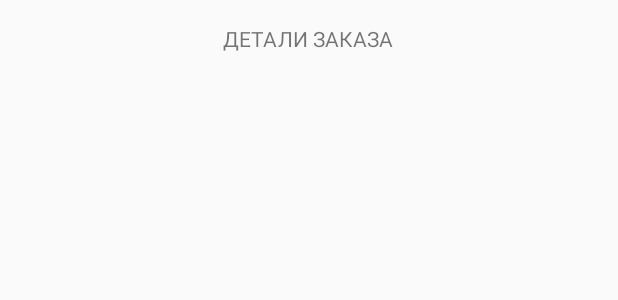
After one commit to int55/CafeOrderApp, an Android app: the layout activity_order_detail.xml on its own in the app's theme, with its tools: preview values and no code run, on a phone screen of 412 x 824 dp. The commit adds this screen. Shown: the top 300 px of the screen. Run offline under Robolectric (Android 15) with nearby library versions, the phone set to English and light mode, and no system bars.

Commit message:
add file: OrderDetailActivity.java, activity_order_detail.xml. In the new activity we get the created order

```diff
--- a/app/src/main/AndroidManifest.xml
+++ b/app/src/main/AndroidManifest.xml
@@ -9,7 +9,8 @@
         android:roundIcon="@mipmap/ic_launcher_round"
         android:supportsRtl="true"
         android:theme="@style/AppTheme">
-        <activity android:name=".CreateOrderActivity"></activity>
+        <activity android:name=".OrderDetailActivity"></activity>
+        <activity android:name=".CreateOrderActivity" />
         <activity android:name=".LoginActivity">
             <intent-filter>
                 <action android:name="android.intent.action.MAIN" />
--- /dev/null
+++ b/app/src/main/res/layout/activity_order_detail.xml
@@ -0,0 +1,29 @@
+<?xml version="1.0" encoding="utf-8"?>
+<androidx.constraintlayout.widget.ConstraintLayout xmlns:android="http://schemas.android.com/apk/res/android"
+    xmlns:app="http://schemas.android.com/apk/res-auto"
+    xmlns:tools="http://schemas.android.com/tools"
+    android:layout_width="match_parent"
+    android:layout_height="match_parent"
+    tools:context=".OrderDetailActivity">
+
+    <TextView
+        android:id="@+id/textOrderHeadXML"
+        android:layout_width="wrap_content"
+        android:layout_height="wrap_content"
+        android:text="@string/detail_order_text"
+        android:layout_margin="16dp"
+        app:layout_constraintEnd_toEndOf="parent"
+        app:layout_constraintHorizontal_bias="0.498"
+        app:layout_constraintStart_toStartOf="parent"
+        app:layout_constraintTop_toTopOf="parent" />
+
+    <TextView
+        android:id="@+id/textViewOrderDetail"
+        android:layout_width="match_parent"
+        android:layout_height="wrap_content"
+        android:layout_margin="16dp"
+        android:textSize="16sp"
+        app:layout_constraintTop_toBottomOf="@+id/textOrderHeadXML"
+        tools:layout_editor_absoluteX="0dp" />
+
+</androidx.constraintlayout.widget.ConstraintLayout>
```
Also changed, not shown: app/src/main/java/com/example/android/cafeorder/CreateOrderActivity.java (+108 -0 lines), app/src/main/java/com/example/android/cafeorder/OrderDetailActivity.java (added, +29 -0 lines), app/src/main/res/layout/activity_create_order.xml (+7 -2 lines), app/src/main/res/values/strings.xml (+9 -2 lines).
